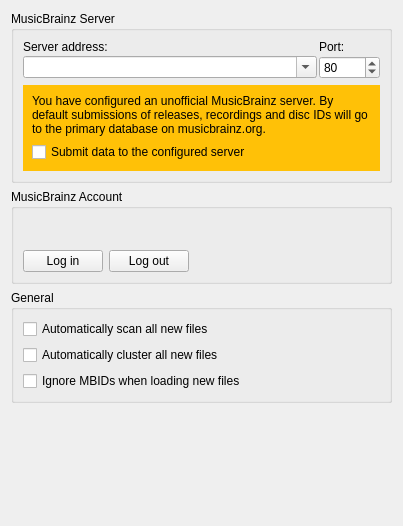
Above: ui/options_general.ui from metabrainz/picard before the change. Below: the same form after it.
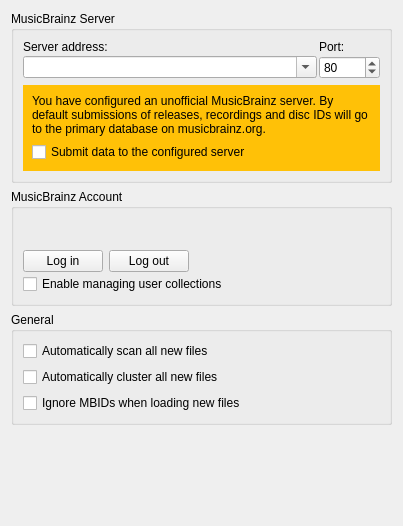
That is the form after the change.

Commit message:
PICARD-3138: Make user collection management optional
If disabled user collections are not loaded and not requested for
loaded releases.

What changed in the file:
```diff
--- a/ui/options_general.ui
+++ b/ui/options_general.ui
@@ -172,6 +172,13 @@
         </item>
        </layout>
       </item>
+      <item>
+       <widget class="QCheckBox" name="enable_user_collections">
+        <property name="text">
+         <string>Enable managing user collections</string>
+        </property>
+       </widget>
+      </item>
      </layout>
     </widget>
    </item>
```
Left out of the diff: 6 changed lines with no effect on the pictures. The commit also changes 7 other files.
